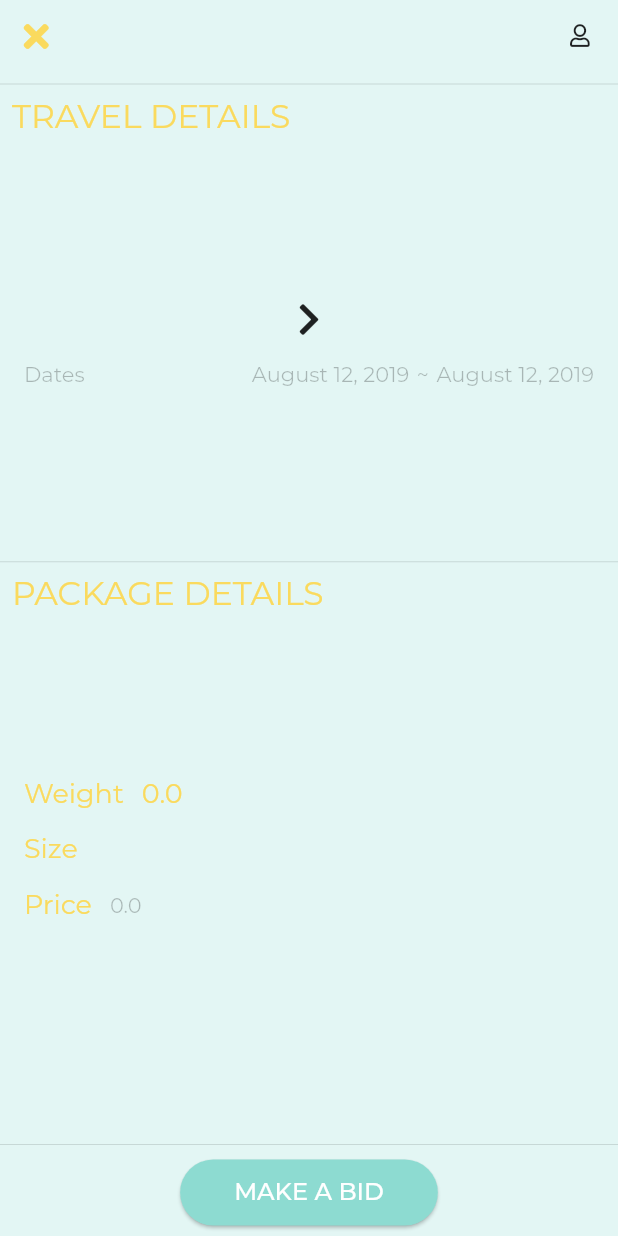
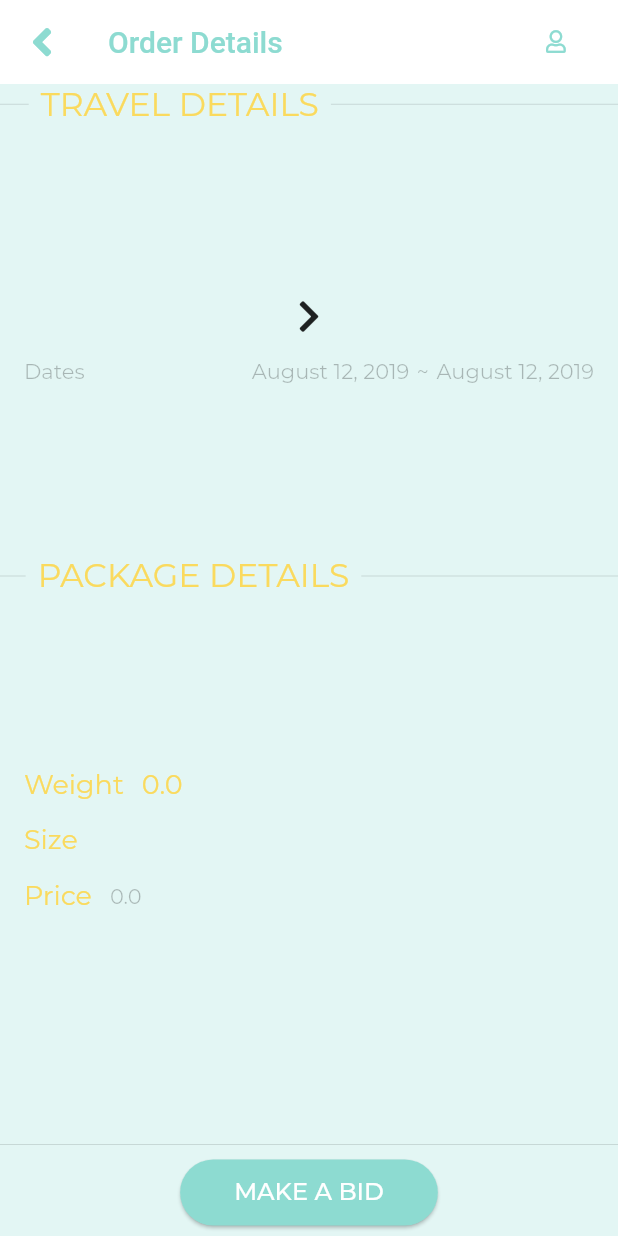
Before and after one commit to mevlanaayas/swingo-mobile, a Flutter app: the Detail screen opened directly with empty values, on a phone screen of 412 x 824 dp. Run offline on Flutter 3.47's test engine with Material 2 defaults, Android fonts, the phone set to English and light mode, and no system bars; our stand-ins replace dio, flare_flutter, font_awesome_flutter, shared_preferences; missing offline and left inert: adhara_socket_io; accounts and stored records are empty; network calls fail.

Commit message:
Order details screen is revised

```diff
--- a/lib/src/components/sw_card.dart
+++ b/lib/src/components/sw_card.dart
@@ -117,7 +117,7 @@ class _ListItemState extends State<ListItem> {
   Future<void> _handleTap(BuildContext context, Order item) async {
     Navigator.push(
       context,
-      SlideTopRoute(
+      SlideRightRoute(
           page: Detail(
         item: item,
         orderOwnerType: widget.orderOwnerType,
--- a/lib/src/pages/order_details.dart
+++ b/lib/src/pages/order_details.dart
@@ -9,7 +9,7 @@ import 'package:swingo/src/theme/style.dart';
 import 'package:swingo/src/utils/formatters.dart';
 import 'package:swingo/src/pages/make_a_bid.dart';
 
-class Detail extends StatelessWidget {
+class Detail extends StatelessWidget with SwScreen {
   final Order item;
   final String orderOwnerType;
 
@@ -19,10 +19,73 @@ class Detail extends StatelessWidget {
     @required this.orderOwnerType,
   }) : super(key: key);
 
+  Widget _buildTitle(BuildContext context) {
+    final userProvider = Provider.of<UserStatus>(context);
+    return Row(
+      mainAxisAlignment: MainAxisAlignment.end,
+      children: <Widget>[
+        Expanded(
+          child: Align(
+            alignment: Alignment.centerLeft,
+            child: Text(
+              'Order Details',
+              style: TextStyle(
+                color: primaryColor,
+              ),
+            ),
+          ),
+        ),
+        Padding(
+          padding: const EdgeInsets.only(right: 8.0),
+          child: Material(
+            elevation: 0.0,
+            type: MaterialType.transparency,
+            borderRadius: const BorderRadius.all(Radius.circular(9)),
+            clipBehavior: Clip.antiAlias,
+            child: InkWell(
+              splashColor: Colors.transparent,
+              onTap: () => print(item.created_by),
+              child: Padding(
+                padding: EdgeInsets.all(10.0),
+                child: userProvider.currentUser.username != item.created_by
+                    ? Row(
+                        children: <Widget>[
+                          item.created_by.length > 20
+                              ? Text(
+                                  item.created_by.substring(0, 20) + "...",
+                                  style: itemUsernameContentStyle,
+                                )
+                              : Text(
+                                  item.created_by,
+                                  style: itemUsernameContentStyle,
+                                ),
+                          const SizedBox(
+                            width: 5.0,
+                          ),
+                          const Icon(
+                            FontAwesomeIcons.user,
+                            size: 15,
+                            color: primaryColor,
+                          )
+                        ],
+                      )
+                    : null,
+              ),
+            ),
+          ),
+        )
+      ],
+    );
+  }
+
   @override
   Widget build(BuildContext context) {
     return Scaffold(
       resizeToAvoidBottomPadding: true,
+      appBar: this.buildAppbar(
+        context,
+        titleWidget: _buildTitle(context),
+      ),
       body: DetailScreen(
         item: this.item,
         orderOwnerType: this.orderOwnerType,
@@ -42,6 +105,11 @@ class DetailScreen extends StatelessWidget {
   }) : super(key: key);
 
   _onMakeABidPressed(BuildContext context) {
+    final userProvider = Provider.of<UserStatus>(context);
+    if(!userProvider.isLoggedIn){
+      Navigator.of(context).pushNamed('/route');
+    }
+    if(userProvider.isLoggedIn){
       return showDialog(
         context: context,
         builder: (BuildContext newContext) {
@@ -53,9 +121,10 @@ class DetailScreen extends StatelessWidget {
         },
       );
     }
+  }
 
-  _onMakeABidRequestError(BuildContext context){
-    return (responseData){
+  _onMakeABidRequestError(BuildContext context) {
+    return (responseData) {
       SwScreen.showSnackBar(context, 'Failed');
     };
   }
@@ -205,104 +274,47 @@ class DetailScreen extends StatelessWidget {
         child: Column(
           mainAxisAlignment: MainAxisAlignment.spaceBetween,
           children: <Widget>[
-            Container(
-              child: Column(
-                crossAxisAlignment: CrossAxisAlignment.start,
+            Row(
               children: <Widget>[
-                  Row(
-                    mainAxisAlignment: MainAxisAlignment.spaceBetween,
-                    children: <Widget>[
-                      Align(
-                        alignment: Alignment.topLeft,
-                        child: ButtonTheme(
-                          minWidth: 0,
-                          child: FlatButton(
-                            splashColor: Colors.transparent,
-                            padding: const EdgeInsets.all(0),
-                            shape: null,
-                            onPressed: () => Navigator.pop(context, null),
-                            child: const Icon(
-                              FontAwesomeIcons.times,
-                              color: secondaryColor,
-                            ),
-                          ),
-                        ),
+                Expanded(
+                  flex: 1,
+                  child: Divider(),
                 ),
                 Padding(
-                        padding: const EdgeInsets.only(right: 8.0),
-                        child: Material(
-                          elevation: 0.0,
-                          type: MaterialType.transparency,
-                          borderRadius:
-                          const BorderRadius.all(Radius.circular(9)),
-                          clipBehavior: Clip.antiAlias,
-                          child: InkWell(
-                            splashColor: Colors.transparent,
-                            onTap: () => print(item.created_by),
-                            child: Padding(
-                              padding: EdgeInsets.all(10.0),
-                              child: userProvider.currentUser.username !=
-                                  item.created_by
-                                  ? Row(
-                                children: <Widget>[
-                                  item.created_by.length > 20
-                                      ? Text(
-                                    item.created_by
-                                        .substring(0, 20) +
-                                        "...",
-                                    style:
-                                    itemUsernameContentStyle,
-                                  )
-                                      : Text(
-                                    item.created_by,
-                                    style:
-                                    itemUsernameContentStyle,
-                                  ),
-                                  const SizedBox(
-                                    width: 5.0,
-                                  ),
-                                  const Icon(FontAwesomeIcons.user,
-                                      size: 15)
-                                ],
-                              )
-                                  : null,
-                            ),
-                          ),
-                        ),
-                      )
-                    ],
-                  ),
-                  const Divider(),
-                  Padding(
-                    padding: const EdgeInsets.only(left: 8.0),
+                  padding: const EdgeInsets.symmetric(horizontal: 8.0),
                   child: const Text(
                     "TRAVEL DETAILS",
                     style: itemDetailHeadingStyle,
                   ),
                 ),
+                Expanded(
+                  flex: 10,
+                  child: Divider(),
+                ),
               ],
             ),
-            ),
-            Container(
-              child: Padding(
+            Padding(
               padding: const EdgeInsets.symmetric(horizontal: 16.0),
               child: _buildTravelDetails(),
             ),
+            Row(
+              children: <Widget>[
+                Expanded(
+                  flex: 1,
+                  child: Divider(),
                 ),
-            Container(
-              child: Column(
-                crossAxisAlignment: CrossAxisAlignment.start,
-                children: <Widget>[
-                  const Divider(),
                 Padding(
-                    padding: const EdgeInsets.only(left: 8.0),
+                  padding: const EdgeInsets.symmetric(horizontal: 8.0),
                   child: const Text(
                     "PACKAGE DETAILS",
                     style: itemDetailHeadingStyle,
                   ),
                 ),
+                Expanded(
+                  flex: 10,
+                  child: Divider(),
+                ),
               ],
-              ),
             ),
             Container(
               child: Padding(
```
Lines whose indentation alone changed are shown as unchanged.
